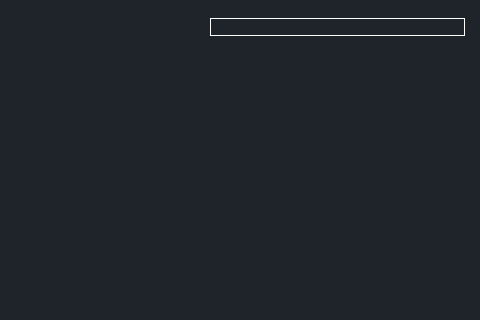
Qt form weather.ui (ZaharChernenko/weather_forecast) before a commit; both pictures show x 331 to 811 and y 0 to 320 of the 811 by 670 pixel window.
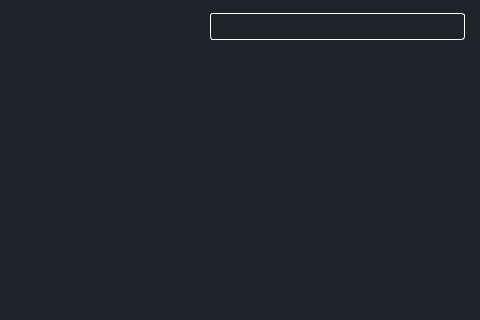
The same form after that commit. Icons and pictures are not drawn.

```diff
--- a/weather.ui
+++ b/weather.ui
@@ -26,10 +26,13 @@
 	background-color: #1f232a;
 }
 
-#slider
-{
+#slider{
 	margin: 15 0 15 0;
 	border-right: 1px solid rgba(255, 255, 255, 0.5);
+}
+
+#weather_line_edit{
+	border-radius: 3px;
 }</string>
   </property>
   <widget class="QWidget" name="centralwidget">
@@ -643,6 +646,11 @@
                   <height>16777215</height>
                  </size>
                 </property>
+                <property name="font">
+                 <font>
+                  <pointsize>14</pointsize>
+                 </font>
+                </property>
                 <property name="styleSheet">
                  <string notr="true">border: 1px solid white;</string>
                 </property>
```
